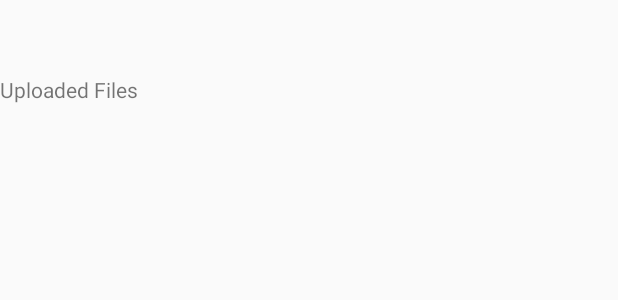
After one commit to AnandPatelGit/COMP313_002_Team05_LIMS_Project, an Android app: the layout activity_instructor_folder_items.xml on its own in the app's theme, with its tools: preview values and no code run, on a phone screen of 412 x 824 dp. The commit adds this screen. Shown: the top 300 px of the screen. Run offline under Robolectric (Android 15) with nearby library versions, the phone set to English and light mode, and no system bars; Roboto replaces fonts that are not available here.

Commit message:
File VIew for instructors
File VIew for instructors available now

```diff
--- a/app/src/main/AndroidManifest.xml
+++ b/app/src/main/AndroidManifest.xml
@@ -31,7 +31,8 @@
             android:resource="@array/preloaded_fonts" />
 
         <activity android:name=".CreateFolder" />
-        <activity android:name=".UploadFile"></activity>
+        <activity android:name=".UploadFile" />
+        <activity android:name=".InstructorFolderItems"></activity>
     </application>
 
 </manifest>
--- /dev/null
+++ b/app/src/main/res/layout/activity_instructor_folder_items.xml
@@ -0,0 +1,42 @@
+<?xml version="1.0" encoding="utf-8"?>
+<android.support.constraint.ConstraintLayout xmlns:android="http://schemas.android.com/apk/res/android"
+    xmlns:app="http://schemas.android.com/apk/res-auto"
+    xmlns:tools="http://schemas.android.com/tools"
+    android:layout_width="match_parent"
+    android:layout_height="match_parent"
+    android:textAlignment="center"
+    tools:context="com.example.anandpatelak.lims_project.InstructorFolderItems">
+
+    <TextView
+        android:id="@+id/textViewSelectedFolder"
+        android:layout_width="wrap_content"
+        android:layout_height="wrap_content"
+        android:layout_marginStart="163dp"
+        android:layout_marginTop="16dp"
+        android:textSize="24sp"
+        app:layout_constraintStart_toStartOf="parent"
+        app:layout_constraintTop_toTopOf="parent" />
+
+    <TextView
+        android:id="@+id/textView6"
+        android:layout_width="wrap_content"
+        android:layout_height="wrap_content"
+        android:layout_marginBottom="8dp"
+        android:layout_marginTop="50dp"
+        android:text="Uploaded Files"
+        app:layout_constraintBottom_toTopOf="@+id/lvUploadedFiles"
+        app:layout_constraintStart_toStartOf="parent"
+        app:layout_constraintTop_toTopOf="parent" />
+
+    <ListView
+        android:id="@+id/lvUploadedFiles"
+        android:layout_width="0dp"
+        android:layout_height="0dp"
+        android:layout_marginBottom="8dp"
+        android:layout_marginEnd="8dp"
+        android:layout_marginStart="8dp"
+        app:layout_constraintBottom_toBottomOf="parent"
+        app:layout_constraintEnd_toEndOf="parent"
+        app:layout_constraintStart_toStartOf="parent"
+        app:layout_constraintTop_toBottomOf="@+id/textView6" />
+</android.support.constraint.ConstraintLayout>
```
Also changed, not shown: app/src/main/java/com/example/anandpatelak/lims_project/InstructorActivity.java (+18 -0 lines), app/src/main/java/com/example/anandpatelak/lims_project/InstructorFolderItems.java (added, +114 -0 lines), app/src/main/java/com/example/anandpatelak/lims_project/UploadFile.java (+4 -4 lines).
